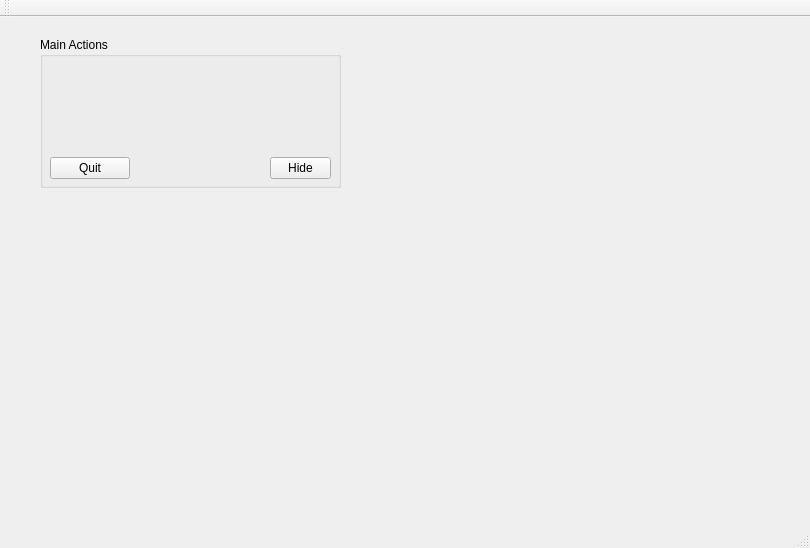
z80-ro/TrayKeys, file mainwindow.ui: the form before one commit.
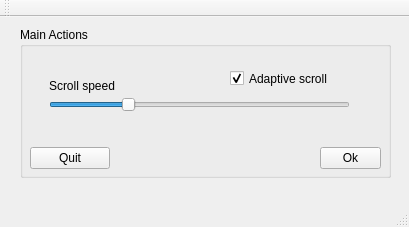
The form after the commit.

Commit message: Added variable speed + selection; cleaned up a bit

```diff
--- a/mainwindow.ui
+++ b/mainwindow.ui
@@ -6,8 +6,8 @@
    <rect>
     <x>0</x>
     <y>0</y>
-    <width>810</width>
-    <height>548</height>
+    <width>409</width>
+    <height>227</height>
    </rect>
   </property>
   <property name="windowTitle">
@@ -17,9 +17,9 @@
    <widget class="QGroupBox" name="groupBox">
     <property name="geometry">
      <rect>
-      <x>40</x>
-      <y>20</y>
-      <width>301</width>
+      <x>20</x>
+      <y>10</y>
+      <width>371</width>
       <height>151</height>
      </rect>
     </property>
@@ -45,7 +45,7 @@
     <widget class="QPushButton" name="OkButton">
      <property name="geometry">
       <rect>
-       <x>230</x>
+       <x>300</x>
        <y>120</y>
        <width>61</width>
        <height>22</height>
@@ -55,7 +55,58 @@
       <string>Accept the changes and continue using this program</string>
      </property>
      <property name="text">
-      <string>Hide</string>
+      <string>Ok</string>
+     </property>
+    </widget>
+    <widget class="QCheckBox" name="checkBox">
+     <property name="geometry">
+      <rect>
+       <x>210</x>
+       <y>40</y>
+       <width>111</width>
+       <height>23</height>
+      </rect>
+     </property>
+     <property name="text">
+      <string>Adaptive scroll</string>
+     </property>
+     <property name="checked">
+      <bool>true</bool>
+     </property>
+    </widget>
+    <widget class="QSlider" name="scroll_speed">
+     <property name="geometry">
+      <rect>
+       <x>29</x>
+       <y>70</y>
+       <width>301</width>
+       <height>16</height>
+      </rect>
+     </property>
+     <property name="minimum">
+      <number>1</number>
+     </property>
+     <property name="maximum">
+      <number>5</number>
+     </property>
+     <property name="value">
+      <number>2</number>
+     </property>
+     <property name="orientation">
+      <enum>Qt::Horizontal</enum>
+     </property>
+    </widget>
+    <widget class="QLabel" name="label">
+     <property name="geometry">
+      <rect>
+       <x>29</x>
+       <y>50</y>
+       <width>71</width>
+       <height>17</height>
+      </rect>
+     </property>
+     <property name="text">
+      <string>Scroll speed</string>
      </property>
     </widget>
    </widget>
```
Left out of the diff: 38 changed lines with no effect on the pictures. The commit also changes 4 other files.
